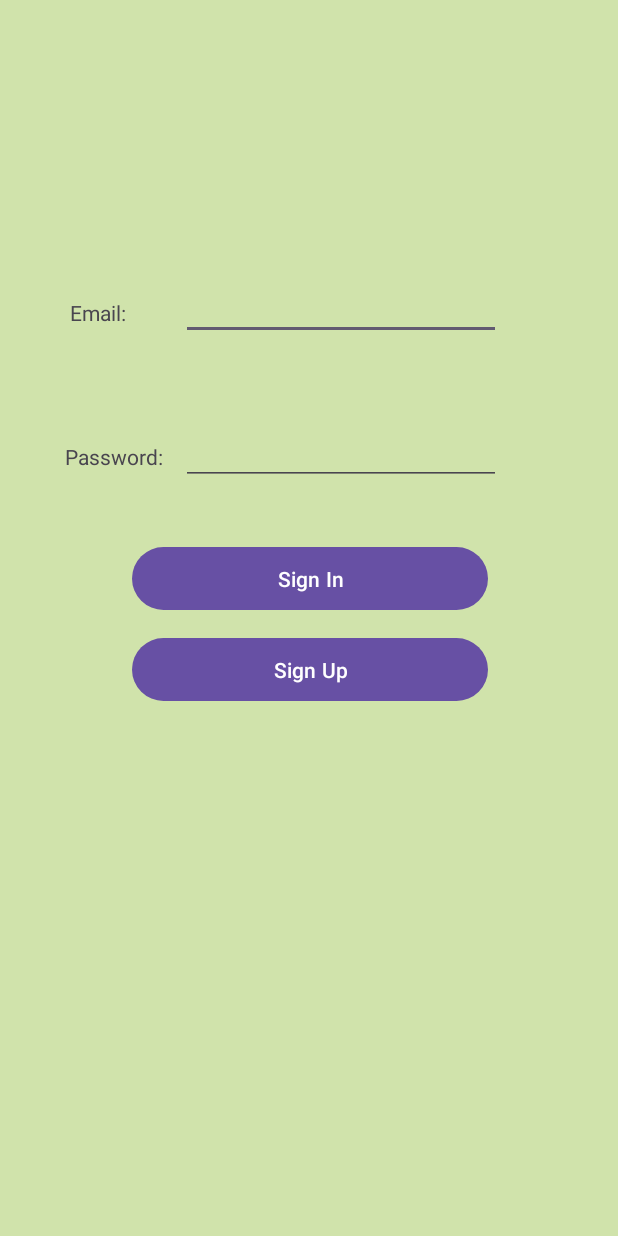
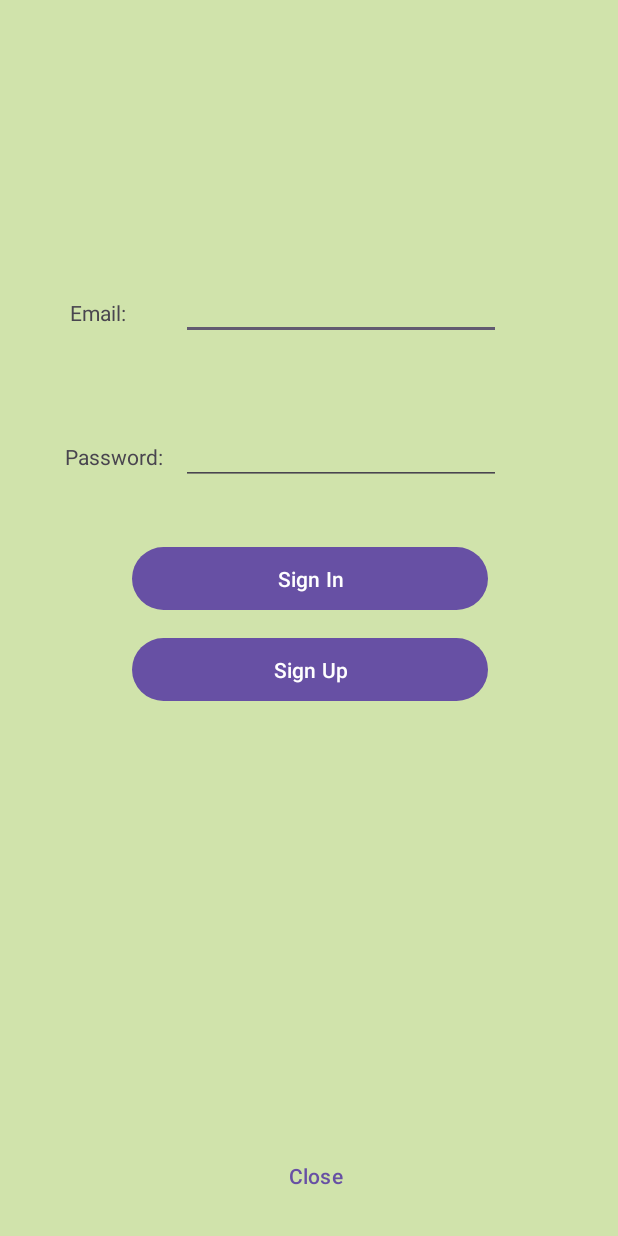
Before and after one commit to Jaijer/CS2340A_Team37, an Android app: the screen it shows after launch (LoginActivity), on a phone screen of 412 x 824 dp. Run offline under Robolectric (Android 15) with nearby library versions, the phone set to English and light mode, and no system bars.

Commit message:
Added a close button

```diff
--- a/app/src/main/java/com/example/cs2340_project/views/LoginActivity.java
+++ b/app/src/main/java/com/example/cs2340_project/views/LoginActivity.java
@@ -3,6 +3,11 @@ package com.example.cs2340_project.views;
 import androidx.appcompat.app.AppCompatActivity;
 
 import android.os.Bundle;
+
+import com.example.cs2340_project.R;
+
+import android.widget.Button;
+import android.view.View;
 
 import com.example.cs2340_project.R;
 
@@ -12,5 +17,9 @@ public class LoginActivity extends AppCompatActivity {
     protected void onCreate(Bundle savedInstanceState) {
         super.onCreate(savedInstanceState);
         setContentView(R.layout.login_screen);
+
+        // Add code to handle the close button click
+        Button closeButton = findViewById(R.id.closeButton);
+        closeButton.setOnClickListener(v -> finish());
     }
 }
--- a/app/src/main/res/layout/login_screen.xml
+++ b/app/src/main/res/layout/login_screen.xml
@@ -80,4 +80,17 @@
         app:layout_constraintStart_toStartOf="parent"
         app:layout_constraintTop_toTopOf="parent"
         app:layout_constraintVertical_bias="0.544" />
+
+    <Button
+        android:id="@+id/closeButton"
+        style="?android:attr/buttonBarButtonStyle"
+        android:layout_width="237dp"
+        android:layout_height="50dp"
+        android:text="Close"
+        app:layout_constraintBottom_toBottomOf="parent"
+        app:layout_constraintEnd_toEndOf="parent"
+        app:layout_constraintHorizontal_bias="0.5"
+        app:layout_constraintStart_toStartOf="parent"
+        app:layout_constraintTop_toBottomOf="@id/signUpBtn"
+        app:layout_constraintVertical_bias="0.95" />
 </androidx.constraintlayout.widget.ConstraintLayout>
```
